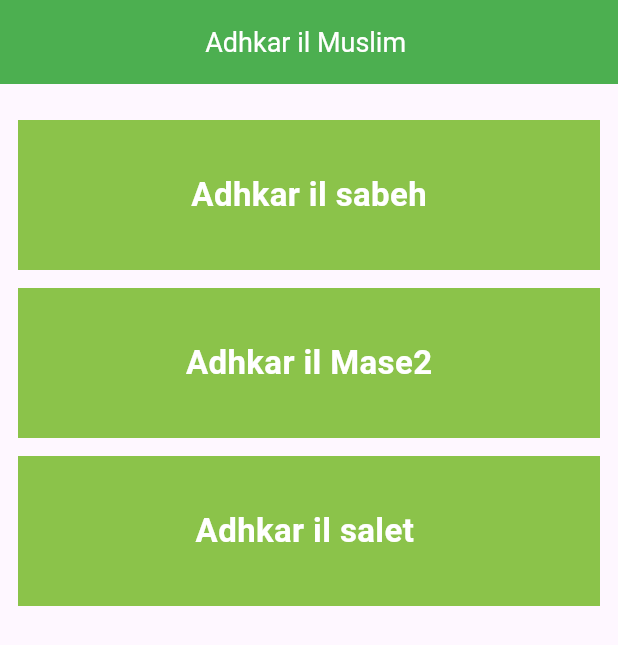
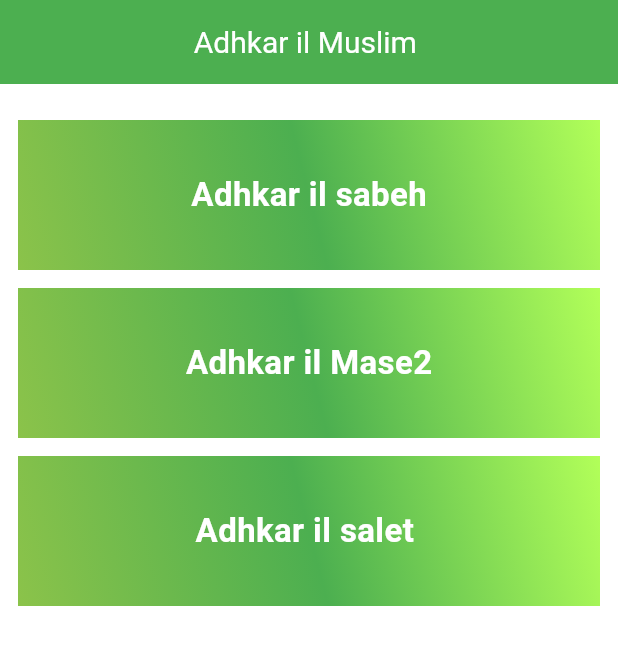
Before and after one commit to waelABDALLAH1/Adhkar-il-muslim, a Flutter app: the screen it shows after launch, on a phone screen of 412 x 824 dp. Shown: the top 645 px of the screen. Run offline on Flutter 3.47's test engine with Material 3 defaults, Android fonts, the phone set to English and light mode, and no system bars; Roboto replaces fonts that are missing (tajawal).

Commit message:
hata il 004

```diff
--- a/lib/Screens/HomeScreen.dart
+++ b/lib/Screens/HomeScreen.dart
@@ -7,7 +7,7 @@ class HomeScreen extends StatelessWidget {
   Widget build(BuildContext context) {
     return Scaffold(
       appBar: AppBar(
-        backgroundColor: Colors.green,
+
         title: Text("Adhkar il Muslim "),
       ),
       body: Padding(
@@ -17,27 +17,40 @@ class HomeScreen extends StatelessWidget {
             buildSectionItem(text: "Adhkar il sabeh"),
             buildSectionItem(text: "Adhkar il Mase2"),
             buildSectionItem(text: "Adhkar il salet "),
-
-
-
           ],
         ),
       ),
     );
   }
 
-
-  Widget buildSectionItem({required String text}){
+  Widget buildSectionItem({required String text}) {
     return Container(
-      margin: const EdgeInsets.only(top: 12.0),
+        margin: const EdgeInsets.only(top: 12.0),
         width: double.infinity,
         height: 100,
-        color: Colors.lightGreen,
+
+        decoration: BoxDecoration(
+          gradient: LinearGradient(
+            begin: Alignment.topRight,
+            end: Alignment.bottomLeft,
+            colors: [
+              Colors.lightGreenAccent,
+              Colors.green,
+              Colors.lightGreen,
+
+            ]
+
+          )
+
+        ),
         child: Center(
             child: Text(
-              "$text",
-              style: TextStyle(fontSize: 22, fontWeight: FontWeight.bold,
-                  color: Colors.white),
-            )));
+          "$text",
+          style: TextStyle(
+              fontSize: 22,
+              fontWeight: FontWeight.bold,
+              color: Colors.white,
+          ),
+        )));
   }
 }
--- a/lib/main.dart
+++ b/lib/main.dart
@@ -15,15 +15,17 @@ class App extends StatelessWidget {
       home: HomeScreen(),
       theme:ThemeData(
         appBarTheme: AppBarTheme(
+          backgroundColor: Colors.green,
           centerTitle: true ,
           elevation: 0,
           titleTextStyle: TextStyle(
             fontFamily: 'tajawal',
-            fontSize: 18.0,
+            fontSize: 20.0,
           )
 
 
-        )
+        ),
+        scaffoldBackgroundColor: Colors.white,
       )
     );
   }
```
